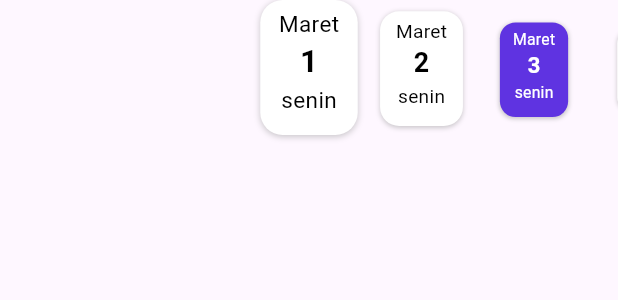
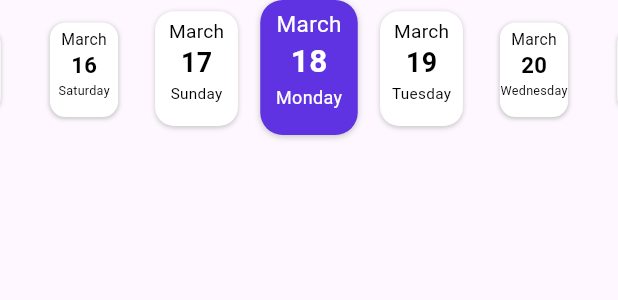
Before and after one commit to zuwhi/task-appwrite-riverpod, a Flutter app: the DateTask widget shown alone on an empty page, opened directly, on a phone screen of 412 x 824 dp. Shown: the top 300 px of the screen. Run offline on Flutter 3.47's test engine with Material 3 defaults, Android fonts, the phone set to English and light mode, and no system bars; drawn by our look-alikes of scroll_snap_list; our stand-ins replace appwrite, equatable, flutter_riverpod, flutter_svg, google_fonts, logger and 2 more; missing offline and left inert: dart:html; generated files the repository leaves out were written again; network calls fail.

```diff
--- a/lib/data/model/Category.dart
+++ b/lib/data/model/Category.dart
@@ -74,6 +74,8 @@ class Category {
     tasks = json['tasks'];
   }
 
+
+
   @override
   String toString() {
     return 'Category(id: $id, name: $name, total: $total, doneTotal: $doneTotal, tasks: $tasks)';
--- a/lib/presentation/pages/dashboard_page.dart
+++ b/lib/presentation/pages/dashboard_page.dart
@@ -1,3 +1,4 @@
+import 'package:appwrite_todo/presentation/provider/select_category.dart';
 import 'package:appwrite_todo/presentation/provider/task_category_groups.dart';
 import 'package:appwrite_todo/presentation/provider/task_provider.dart';
 import 'package:appwrite_todo/presentation/widgets/avatar_widget.dart';
@@ -5,7 +6,6 @@ import 'package:appwrite_todo/presentation/widgets/in_progress_widget.dart';
 import 'package:appwrite_todo/presentation/widgets/progress_widget.dart';
 import 'package:appwrite_todo/presentation/widgets/task_groups.dart';
 import 'package:flutter_riverpod/flutter_riverpod.dart';
-import 'package:riverpod_lint/riverpod_lint.dart';
 import 'package:flutter/material.dart';
 
 class DashboardPage extends ConsumerStatefulWidget {
@@ -27,6 +27,8 @@ class _DashboardPageState extends ConsumerState<DashboardPage> {
 
   @override
   Widget build(BuildContext context) {
+    final selectCategory = ref.read(selectCategoryProvider);
+    print(selectCategory);
     return Scaffold(
       body: SingleChildScrollView(
         child: Padding(
--- a/lib/presentation/pages/task_pages.dart
+++ b/lib/presentation/pages/task_pages.dart
@@ -20,7 +20,7 @@ class _TaskPageState extends ConsumerState<TaskPage> {
   @override
   void initState() {
     WidgetsBinding.instance.addPostFrameCallback((timeStamp) {
-      ref.read(taskNotifierProvider.notifier).getListTask();
+      ref.read(taskNotifierProvider.notifier).getListBySelectCategory();
       ref.read(taskCategoryNotifierProvider.notifier).getListCategory();
     });
     super.initState();
@@ -70,7 +70,6 @@ class _TaskPageState extends ConsumerState<TaskPage> {
                       );
                     }
                     if (state.status == 'success') {
-                      // Logger().d(state.data);
                       List<Task> tasks = state.data;
                       return ListView.builder(
                         itemCount: tasks.length,
--- a/lib/presentation/widgets/DateTask.dart
+++ b/lib/presentation/widgets/DateTask.dart
@@ -1,41 +1,103 @@
 import 'dart:math';
-
+import 'package:appwrite_todo/presentation/provider/select_date.dart';
+import 'package:appwrite_todo/presentation/provider/task_provider.dart';
+import 'package:flutter_riverpod/flutter_riverpod.dart';
+import 'package:logger/logger.dart';
 import 'package:flutter/material.dart';
+import 'package:intl/intl.dart';
+import 'package:provider/provider.dart';
 import 'package:scroll_snap_list/scroll_snap_list.dart';
 
-class DateTask extends StatefulWidget {
-  const DateTask({
-    super.key,
-  });
+class DateTask extends ConsumerStatefulWidget {
+  const DateTask({super.key});
 
   @override
-  State<DateTask> createState() => _DateTaskState();
+  ConsumerState<ConsumerStatefulWidget> createState() => _DateTaskState();
 }
 
-class _DateTaskState extends State<DateTask> {
-  @override
+class _DateTaskState extends ConsumerState<DateTask> {
   List<int> data = [];
+  String nowDate = '0';
+  DateTime? monthEnd;
+  int? dayLength;
+  DateTime today = DateTime.now();
+  String? selectDate;
 
-  void populateDataList() {
-    for (int i = 1; i <= 29; i++) {
-      data.add(i);
-    }
-  }
+  DateTime? monthNow;
 
-  int _focusedIndex = 2;
+  double _focusedIndex =
+      double.parse(DateFormat('d').format(DateTime.now())) - 1;
+
   @override
   void initState() {
     super.initState();
     populateDataList();
   }
 
-  void _onItemFocus(int index) {
+  void populateDataList() {
+    monthNow = DateTime(today.year, today.month, 0);
+    monthEnd = DateTime(today.year, today.month + 1, 0);
+    dayLength = monthEnd!.day;
+
+    for (int i = 1; i <= dayLength!; i++) {
+      data.add(i);
+    }
+  }
+
+  void _onItemFocus(int index, WidgetRef wiref) {
     setState(() {
-      _focusedIndex = index;
+      _focusedIndex = index as double;
+
+      selectDate = DateFormat('yyyy-MM-dd')
+          .format(DateTime(today.year, today.month, index + 1));
+      selectDate!.substring(0, 10);
     });
+
+    // Logger().d(DateFormat('yyyy-MM-dd')
+    //     .format(DateTime(today.year, today.month, index + 1))
+    //     .toString());
+    ref.read(selectDateProvider.notifier).changeDate(DateFormat('yyyy-MM-dd')
+        .format(DateTime(today.year, today.month, index + 1))
+        .toString());
+    ref.read(taskNotifierProvider.notifier).getListBySelectCategory();
+  }
+
+  @override
+  Widget build(BuildContext context) {
+    return SizedBox(
+      height: 100,
+      // color: Colors.amber,
+      child: Column(
+        // crossAxisAlignment: CrossAxisAlignment.start,
+        children: [
+          Expanded(
+            child: ScrollSnapList(
+              initialIndex: _focusedIndex,
+              itemSize: 75,
+              itemBuilder: _buildListItem,
+              dynamicItemSize: true,
+              focusOnItemTap: true,
+              selectedItemAnchor: SelectedItemAnchor.MIDDLE,
+              itemCount: data.length,
+              // focusToItem: (p0) => _focusedIndex,
+              onReachEnd: () {
+                print('done');
+              },
+              onItemFocus: (p0) {
+                _onItemFocus(p0, ref);
+              },
+            ),
+          ),
+        ],
+      ),
+    );
   }
 
   Widget _buildListItem(BuildContext context, int index) {
+    final currentDate = monthNow!.add(Duration(days: index + 1));
+    var bulan = DateFormat('MMMM').format(DateTime(0, today.month));
+    var hari = DateFormat('EEEE').format(currentDate);
+
     if (index == data.length) {
       return const Center(
         child: CircularProgressIndicator(),
@@ -69,7 +131,7 @@ class _DateTaskState extends State<DateTask> {
                   height: 5.0,
                 ),
                 Text(
-                  "Maret",
+                  bulan,
                   style: TextStyle(
                       fontSize: 15.0,
                       color: isFocused ? Colors.white : Colors.black),
@@ -82,9 +144,9 @@ class _DateTaskState extends State<DateTask> {
                       color: isFocused ? Colors.white : Colors.black),
                 ),
                 Text(
-                  "senin",
+                  hari,
                   style: TextStyle(
-                      fontSize: 15.0,
+                      fontSize: 12.0,
                       color: isFocused ? Colors.white : Colors.black),
                 ),
                 const SizedBox(
@@ -97,65 +159,4 @@ class _DateTaskState extends State<DateTask> {
       ),
     );
   }
-
-  @override
-  Widget build(BuildContext context) {
-    return SizedBox(
-      height: 100,
-      // color: Colors.amber,
-      child: Column(
-        // crossAxisAlignment: CrossAxisAlignment.start,
-        children: [
-          Expanded(
-            child: ScrollSnapList(
-              // onItemFocus: _onItemFocus,
-
-              itemSize: 75,
-              itemBuilder: _buildListItem,
-              dynamicItemSize: true,
-              // updateOnScroll: true,
-              focusOnItemTap: true,
-              selectedItemAnchor: SelectedItemAnchor.MIDDLE,
-              itemCount: data.length,
-
-              onReachEnd: () {
-                print('done');
-              },
-              onItemFocus: _onItemFocus,
-            ),
-          ),
-        ],
-      ),
-    );
-  }
 }
-
-// ListView.builder(
-//           scrollDirection: Axis.horizontal,
-//           itemCount: 10,
-//           itemBuilder: (context, index) {
-//             return Padding(
-//               padding: const EdgeInsets.all(8.0),
-//               child: InkWell(
-//                 child: DateCard(),
-//               ),
-//             );
-//           }),
-
-class DateCard extends StatelessWidget {
-  const DateCard({
-    super.key,
-  });
-
-  @override
-  Widget build(BuildContext context) {
-    return Container(
-      decoration: BoxDecoration(
-        borderRadius: BorderRadius.circular(8),
-        color: Colors.blue,
-      ),
-      width: 50,
-      child: const Text('data'),
-    );
-  }
-}
--- a/pubspec.yaml
+++ b/pubspec.yaml
@@ -18,6 +18,7 @@ dependencies:
   intl: ^0.19.0
   logger: ^2.0.2+1
   percent_indicator: ^4.2.3
+  photo_view: ^0.14.0
   provider: ^6.0.5
   riverpod_annotation: ^2.3.4
   riverpod_lint: ^2.3.10
```
Also changed, not shown: lib/data/appwrite/appwrite_category_repository.dart (+14 -0 lines), lib/data/appwrite/appwrite_task.dart (+14 -21 lines), lib/main.dart (+16 -5 lines), lib/presentation/pages/add_task.dart (+5 -5 lines), lib/presentation/provider/select_category.dart (added, +13 -0 lines), lib/presentation/provider/select_date.dart (added, +12 -0 lines), lib/presentation/provider/task_category_groups.dart (+6 -1 lines), lib/presentation/provider/task_provider.dart (+27 -5 lines), lib/presentation/widgets/CategoryTask.dart (+5 -4 lines), lib/presentation/widgets/progress_widget.dart (+45 -12 lines), lib/presentation/provider/select_category.g.dart, lib/presentation/provider/select_date.g.dart, pubspec.lock.
